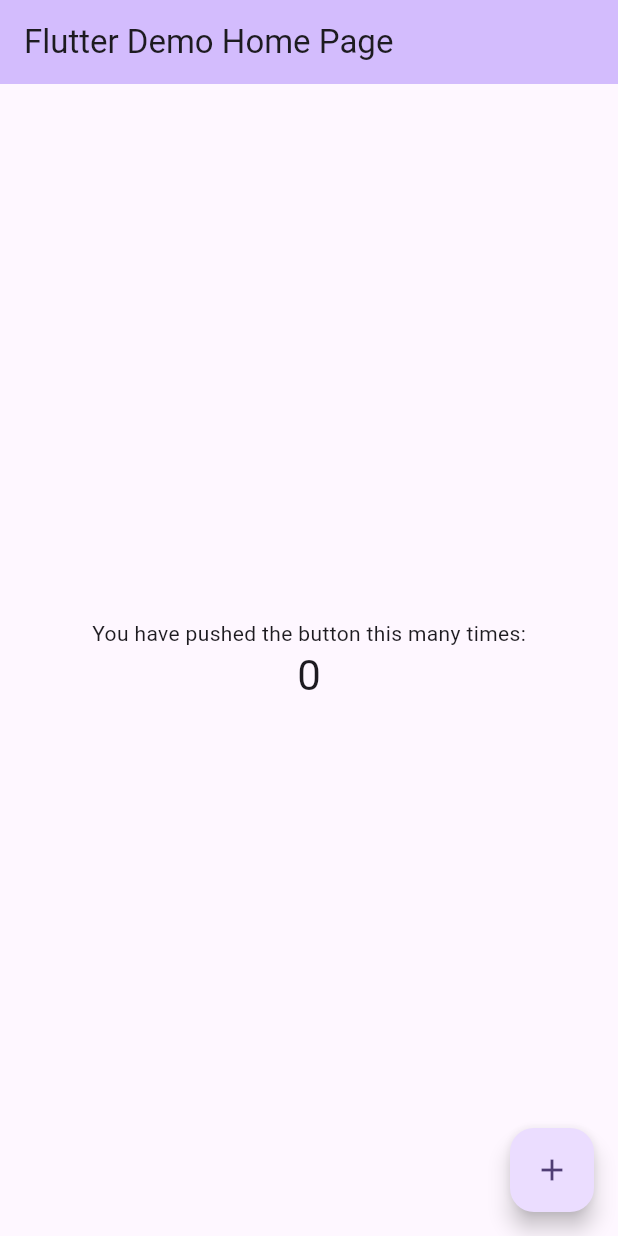
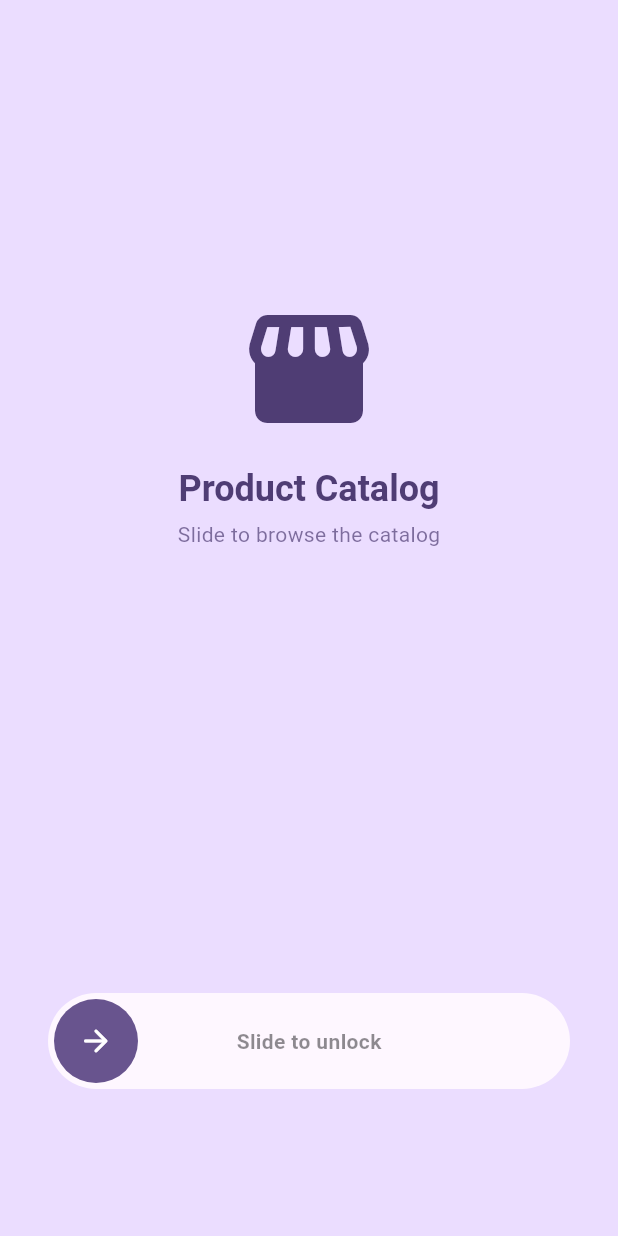
Before and after one commit to irdinaizzla/product_catalog_project, a Flutter app: the screen it shows after launch, on a phone screen of 412 x 824 dp. Run offline on Flutter 3.47's test engine with Material 3 defaults, Android fonts, the phone set to English and light mode, and no system bars.

Commit message:
added landing page design (unlocked screen)

```diff
--- a/lib/main.dart
+++ b/lib/main.dart
@@ -1,4 +1,6 @@
 import 'package:flutter/material.dart';
+
+import 'unlock_screen.dart';
 
 void main() {
   runApp(const MyApp());
@@ -7,115 +9,40 @@ void main() {
 class MyApp extends StatelessWidget {
   const MyApp({super.key});
 
-  // This widget is the root of your application.
   @override
   Widget build(BuildContext context) {
     return MaterialApp(
-      title: 'Flutter Demo',
+      title: 'Product Catalog',
+      debugShowCheckedModeBanner: false,
       theme: ThemeData(
-        // This is the theme of your application.
-        //
-        // TRY THIS: Try running your application with "flutter run". You'll see
-        // the application has a purple toolbar. Then, without quitting the app,
-        // try changing the seedColor in the colorScheme below to Colors.green
-        // and then invoke "hot reload" (save your changes or press the "hot
-        // reload" button in a Flutter-supported IDE, or press "r" if you used
-        // the command line to start the app).
-        //
-        // Notice that the counter didn't reset back to zero; the application
-        // state is not lost during the reload. To reset the state, use hot
-        // restart instead.
-        //
-        // This works for code too, not just values: Most code changes can be
-        // tested with just a hot reload.
-        colorScheme: .fromSeed(seedColor: Colors.deepPurple),
+        colorScheme: ColorScheme.fromSeed(seedColor: Colors.deepPurple),
+        useMaterial3: true,
       ),
-      home: const MyHomePage(title: 'Flutter Demo Home Page'),
+      home: const AppGate(),
     );
   }
 }
 
-class MyHomePage extends StatefulWidget {
-  const MyHomePage({super.key, required this.title});
-
-  // This widget is the home page of your application. It is stateful, meaning
-  // that it has a State object (defined below) that contains fields that affect
-  // how it looks.
-
-  // This class is the configuration for the state. It holds the values (in this
-  // case the title) provided by the parent (in this case the App widget) and
-  // used by the build method of the State. Fields in a Widget subclass are
-  // always marked "final".
-
-  final String title;
+/// Shows the slide-to-unlock splash first, then swaps in the product
+/// catalog. Kept as its own tiny widget so main.dart stays a clean entry
+/// point and the "unlock" step can be changed independently later.
+class AppGate extends StatefulWidget {
+  const AppGate({super.key});
 
   @override
-  State<MyHomePage> createState() => _MyHomePageState();
+  State<AppGate> createState() => _AppGateState();
 }
 
-class _MyHomePageState extends State<MyHomePage> {
-  int _counter = 0;
-
-  void _incrementCounter() {
-    setState(() {
-      // This call to setState tells the Flutter framework that something has
-      // changed in this State, which causes it to rerun the build method below
-      // so that the display can reflect the updated values. If we changed
-      // _counter without calling setState(), then the build method would not be
-      // called again, and so nothing would appear to happen.
-      _counter++;
-    });
-  }
+class _AppGateState extends State<AppGate> {
+  bool _unlocked = false;
 
   @override
   Widget build(BuildContext context) {
-    // This method is rerun every time setState is called, for instance as done
-    // by the _incrementCounter method above.
-    //
-    // The Flutter framework has been optimized to make rerunning build methods
-    // fast, so that you can just rebuild anything that needs updating rather
-    // than having to individually change instances of widgets.
-    return Scaffold(
-      appBar: AppBar(
-        // TRY THIS: Try changing the color here to a specific color (to
-        // Colors.amber, perhaps?) and trigger a hot reload to see the AppBar
-        // change color while the other colors stay the same.
-        backgroundColor: Theme.of(context).colorScheme.inversePrimary,
-        // Here we take the value from the MyHomePage object that was created by
-        // the App.build method, and use it to set our appbar title.
-        title: Text(widget.title),
-      ),
-      body: Center(
-        // Center is a layout widget. It takes a single child and positions it
-        // in the middle of the parent.
-        child: Column(
-          // Column is also a layout widget. It takes a list of children and
-          // arranges them vertically. By default, it sizes itself to fit its
-          // children horizontally, and tries to be as tall as its parent.
-          //
-          // Column has various properties to control how it sizes itself and
-          // how it positions its children. Here we use mainAxisAlignment to
-          // center the children vertically; the main axis here is the vertical
-          // axis because Columns are vertical (the cross axis would be
-          // horizontal).
-          //
-          // TRY THIS: Invoke "debug painting" (choose the "Toggle Debug Paint"
-          // action in the IDE, or press "p" in the console), to see the
-          // wireframe for each widget.
-          mainAxisAlignment: .center,
-          children: [
-            const Text('You have pushed the button this many times:'),
-            Text(
-              '$_counter',
-              style: Theme.of(context).textTheme.headlineMedium,
-            ),
-          ],
-        ),
-      ),
-      floatingActionButton: FloatingActionButton(
-        onPressed: _incrementCounter,
-        tooltip: 'Increment',
-        child: const Icon(Icons.add),
+    return AnimatedSwitcher(
+      duration: const Duration(milliseconds: 300),
+      child: UnlockScreen(
+        key: const ValueKey('unlock'),
+        onUnlocked: () => setState(() => _unlocked = true),
       ),
     );
   }
--- /dev/null
+++ b/lib/unlock_screen.dart
@@ -0,0 +1,152 @@
+import 'package:flutter/material.dart';
+
+/// A "slide to unlock" splash gate: drag the handle to the end of the
+/// track to enter the catalog. Purely presentational app flow — it
+/// doesn't gate any real security.
+class UnlockScreen extends StatefulWidget {
+  const UnlockScreen({super.key, required this.onUnlocked});
+
+  final VoidCallback onUnlocked;
+
+  @override
+  State<UnlockScreen> createState() => _UnlockScreenState();
+}
+
+class _UnlockScreenState extends State<UnlockScreen>
+    with SingleTickerProviderStateMixin {
+  late final AnimationController _controller = AnimationController(
+    vsync: this,
+    duration: const Duration(milliseconds: 200),
+    lowerBound: 0,
+    upperBound: 1,
+  );
+
+  bool _unlocking = false;
+  double _maxDrag = 1;
+
+  static const double _handleSize = 56;
+  static const double _trackPadding = 4;
+
+  @override
+  void dispose() {
+    _controller.dispose();
+    super.dispose();
+  }
+
+  void _onDragUpdate(DragUpdateDetails details) {
+    if (_unlocking || _maxDrag <= 0) return;
+    final next =
+    (_controller.value + details.delta.dx / _maxDrag).clamp(0.0, 1.0);
+    _controller.value = next;
+  }
+
+  Future<void> _onDragEnd(DragEndDetails details) async {
+    if (_unlocking) return;
+    if (_controller.value >= 0.9) {
+      setState(() => _unlocking = true);
+      await _controller.animateTo(1, curve: Curves.easeOut);
+      widget.onUnlocked();
+    } else {
+      _controller.animateTo(0, curve: Curves.easeOut);
+    }
+  }
+
+  @override
+  Widget build(BuildContext context) {
+    final colorScheme = Theme.of(context).colorScheme;
+
+    return Scaffold(
+      backgroundColor: colorScheme.primaryContainer,
+      body: SafeArea(
+        child: Column(
+          children: [
+            const Spacer(flex: 3),
+            Icon(Icons.storefront_rounded,
+                size: 96, color: colorScheme.onPrimaryContainer),
+            const SizedBox(height: 16),
+            Text(
+              'Product Catalog',
+              style: Theme.of(context).textTheme.headlineSmall?.copyWith(
+                color: colorScheme.onPrimaryContainer,
+                fontWeight: FontWeight.bold,
+              ),
+            ),
+            const SizedBox(height: 4),
+            Text(
+              'Slide to browse the catalog',
+              style: Theme.of(context).textTheme.bodyMedium?.copyWith(
+                color: colorScheme.onPrimaryContainer.withValues(alpha: 0.7),
+              ),
+            ),
+            const Spacer(flex: 4),
+            Padding(
+              padding: const EdgeInsets.symmetric(horizontal: 32, vertical: 32),
+              child: LayoutBuilder(
+                builder: (context, constraints) {
+                  _maxDrag = constraints.maxWidth - _handleSize - _trackPadding * 2;
+
+                  return AnimatedBuilder(
+                    animation: _controller,
+                    builder: (context, _) {
+                      final dragX = _controller.value * _maxDrag;
+                      return AnimatedOpacity(
+                        opacity: _unlocking ? 0 : 1,
+                        duration: const Duration(milliseconds: 150),
+                        child: Container(
+                          height: _handleSize + _trackPadding * 2,
+                          decoration: BoxDecoration(
+                            color: colorScheme.surface,
+                            borderRadius: BorderRadius.circular(999),
+                          ),
+                          child: Stack(
+                            alignment: Alignment.centerLeft,
+                            children: [
+                              Center(
+                                child: Opacity(
+                                  opacity: 1 - _controller.value,
+                                  child: Text(
+                                    'Slide to unlock',
+                                    style: TextStyle(
+                                      color:
+                                      colorScheme.onSurface.withValues(alpha: 0.5),
+                                      fontWeight: FontWeight.w600,
+                                    ),
+                                  ),
+                                ),
+                              ),
+                              Padding(
+                                padding: const EdgeInsets.all(_trackPadding),
+                                child: GestureDetector(
+                                  onHorizontalDragUpdate: _onDragUpdate,
+                                  onHorizontalDragEnd: _onDragEnd,
+                                  child: Transform.translate(
+                                    offset: Offset(dragX, 0),
+                                    child: Container(
+                                      width: _handleSize,
+                                      height: _handleSize,
+                                      decoration: BoxDecoration(
+                                        color: colorScheme.primary,
+                                        shape: BoxShape.circle,
+                                      ),
+                                      child: Icon(Icons.arrow_forward_rounded,
+                                          color: colorScheme.onPrimary),
+                                    ),
+                                  ),
+                                ),
+                              ),
+                            ],
+                          ),
+                        ),
+                      );
+                    },
+                  );
+                },
+              ),
+            ),
+            const Spacer(),
+          ],
+        ),
+      ),
+    );
+  }
+}
```
